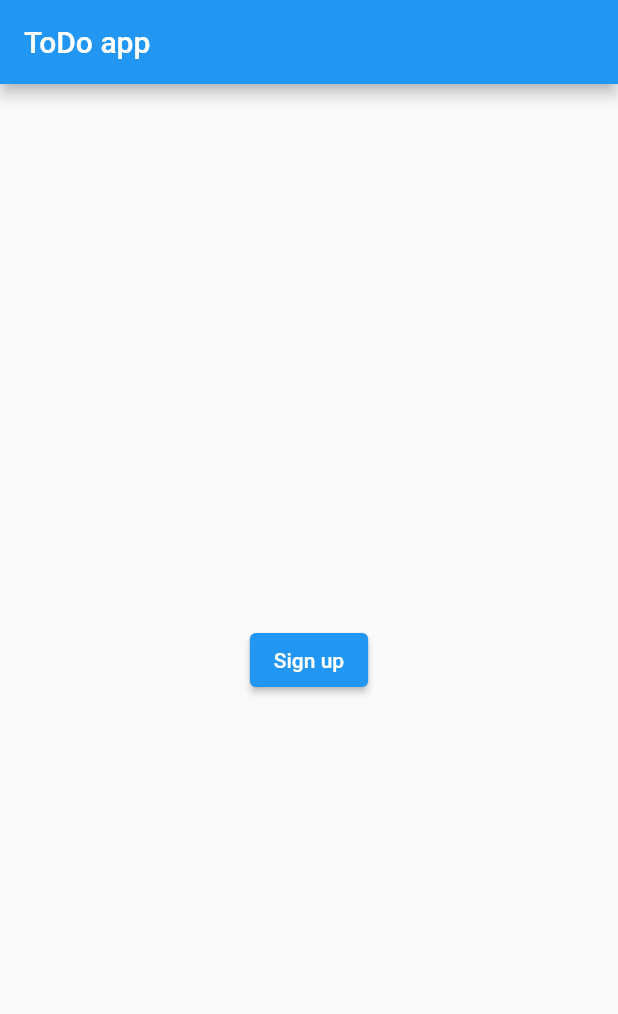
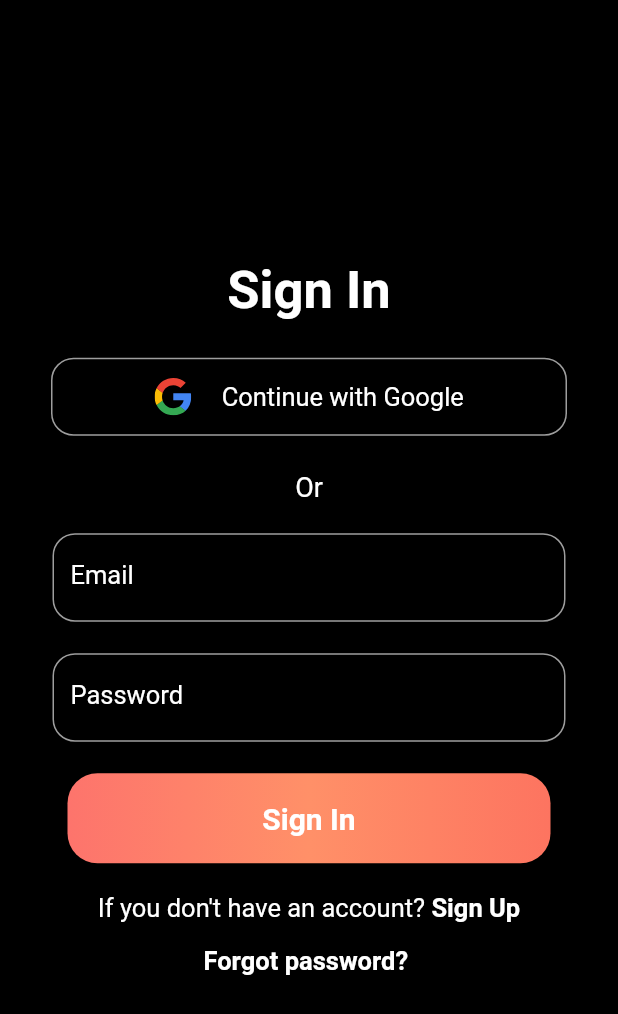
Before and after one commit to cherryy102/flutter-todo-app, a Flutter app: the screen it shows after launch, on a phone screen of 412 x 824 dp. Shown: the top 1014 px of the screen. Run offline on Flutter 3.47's test engine with Material 2 defaults, Android fonts, the phone set to English and light mode, and no system bars; our stand-ins replace firebase_auth, firebase_core, flutter_svg, google_sign_in; accounts and stored records are empty.

Commit message:
add sign in and sign out page

```diff
--- a/lib/main.dart
+++ b/lib/main.dart
@@ -1,6 +1,7 @@
 import 'package:firebase_core/firebase_core.dart';
 import 'package:flutter/material.dart';
-import 'package:firebase_auth/firebase_auth.dart' as firebase_auth;
+import 'package:todo_app/pages/SignInPage.dart';
+import 'package:todo_app/pages/SignUpPage.dart';
 
 void main() async {
   WidgetsFlutterBinding.ensureInitialized();
@@ -16,33 +17,10 @@ class MyApp extends StatefulWidget {
 }
 
 class _MyAppState extends State<MyApp> {
-  firebase_auth.FirebaseAuth firebaseAuth = firebase_auth.FirebaseAuth.instance;
-
-  void signUp() async {
-    try {
-      await firebaseAuth.createUserWithEmailAndPassword(
-          email: '', password: '');
-    } catch (e) {
-      print(e);
-    }
-  }
-
   @override
   Widget build(BuildContext context) {
-    return MaterialApp(
-      home: Scaffold(
-        appBar: AppBar(
-          title: const Text('ToDo app'),
-        ),
-        body: Center(
-          child: ElevatedButton(
-            onPressed: () {
-              signUp();
-            },
-            child: const Text('Sign up'),
-          ),
-        ),
-      ),
+    return const MaterialApp(
+      home: SignInPage(),
     );
   }
 }
--- /dev/null
+++ b/lib/pages/SignInPage.dart
@@ -0,0 +1,210 @@
+import 'package:flutter/material.dart';
+import 'package:flutter_svg/flutter_svg.dart';
+import 'package:todo_app/pages/HomePage.dart';
+import 'package:todo_app/pages/SignUpPage.dart';
+import 'package:firebase_auth/firebase_auth.dart' as firebase_auth;
+
+class SignInPage extends StatefulWidget {
+  const SignInPage({super.key});
+
+  @override
+  State<SignInPage> createState() => _SignInPageState();
+}
+
+class _SignInPageState extends State<SignInPage> {
+  firebase_auth.FirebaseAuth firebaseAuth = firebase_auth.FirebaseAuth.instance;
+  TextEditingController _emailController = TextEditingController();
+  TextEditingController _passwordController = TextEditingController();
+  bool loading = false;
+
+  @override
+  Widget build(BuildContext context) {
+    return Scaffold(
+      body: SingleChildScrollView(
+        child: Container(
+          height: MediaQuery.of(context).size.height,
+          width: MediaQuery.of(context).size.height,
+          color: Colors.black,
+          child: Column(
+            mainAxisAlignment: MainAxisAlignment.center,
+            children: [
+              const Text(
+                "Sign In",
+                style: TextStyle(
+                  fontSize: 35,
+                  color: Colors.white,
+                  fontWeight: FontWeight.bold,
+                ),
+              ),
+              const SizedBox(
+                height: 20,
+              ),
+              Container(
+                width: MediaQuery.of(context).size.width - 60,
+                height: 60,
+                child: Card(
+                  elevation: 8,
+                  color: Colors.black,
+                  shape: RoundedRectangleBorder(
+                      borderRadius: BorderRadius.circular(15),
+                      side: const BorderSide(width: 1, color: Colors.grey)),
+                  child: Row(
+                    mainAxisAlignment: MainAxisAlignment.center,
+                    children: [
+                      SvgPicture.asset(
+                        'assets/google.svg',
+                        height: 25,
+                        width: 25,
+                      ),
+                      const SizedBox(
+                        width: 20,
+                      ),
+                      const Text(
+                        'Continue with Google',
+                        style: TextStyle(color: Colors.white, fontSize: 17),
+                      ),
+                    ],
+                  ),
+                ),
+              ),
+              const SizedBox(
+                height: 20,
+              ),
+              const Text(
+                'Or',
+                style: TextStyle(fontSize: 18, color: Colors.white),
+              ),
+              const SizedBox(
+                height: 20,
+              ),
+              textItem('Email', _emailController, false),
+              const SizedBox(
+                height: 20,
+              ),
+              textItem('Password', _passwordController, true),
+              const SizedBox(
+                height: 20,
+              ),
+              colorButton(),
+              const SizedBox(
+                height: 20,
+              ),
+              Row(
+                mainAxisAlignment: MainAxisAlignment.center,
+                children: [
+                  const Text(
+                    "If you don't have an account? ",
+                    style: TextStyle(fontSize: 17, color: Colors.white),
+                  ),
+                  InkWell(
+                    onTap: () {
+                      Navigator.pushAndRemoveUntil(
+                          context,
+                          MaterialPageRoute(
+                              builder: (builder) => const SignUpPage()),
+                          (route) => false);
+                    },
+                    child: const Text(
+                      'Sign Up',
+                      style: TextStyle(
+                          fontSize: 17,
+                          color: Colors.white,
+                          fontWeight: FontWeight.bold),
+                    ),
+                  )
+                ],
+              ),
+              const SizedBox(
+                height: 15,
+              ),
+              const Text(
+                "Forgot password? ",
+                style: TextStyle(
+                    fontSize: 17,
+                    color: Colors.white,
+                    fontWeight: FontWeight.bold),
+              ),
+            ],
+          ),
+        ),
+      ),
+    );
+  }
+
+  Widget colorButton() {
+    return InkWell(
+      onTap: () async {
+        try {
+          setState(() {
+            loading = true;
+          });
+          firebase_auth.UserCredential userCredential =
+              await firebaseAuth.signInWithEmailAndPassword(
+                  email: _emailController.text,
+                  password: _passwordController.text);
+          print(userCredential);
+          if (!mounted) return;
+          Navigator.pushAndRemoveUntil(
+            context,
+            MaterialPageRoute(builder: (builder) => const HomePage()),
+            (route) => false,
+          );
+          setState(() {
+            loading = false;
+          });
+        } catch (e) {
+          final snackBar = SnackBar(content: Text(e.toString()));
+          ScaffoldMessenger.of(context).showSnackBar(snackBar);
+          setState(() {
+            loading = false;
+          });
+        }
+      },
+      child: Container(
+        width: MediaQuery.of(context).size.width - 90,
+        height: 60,
+        decoration: BoxDecoration(
+            borderRadius: BorderRadius.circular(20),
+            gradient: const LinearGradient(colors: [
+              Color(0xfffd746c),
+              Color(0xffff9068),
+              Color(0xfffd7460)
+            ])),
+        child: Center(
+          child: loading
+              ? const CircularProgressIndicator()
+              : const Text(
+                  'Sign In',
+                  style: TextStyle(
+                      color: Colors.white,
+                      fontSize: 20,
+                      fontWeight: FontWeight.bold),
+                ),
+        ),
+      ),
+    );
+  }
+
+  Widget textItem(
+      String labelText, TextEditingController controller, bool obscureText) {
+    return Container(
+      width: MediaQuery.of(context).size.width - 70,
+      height: 60,
+      child: TextFormField(
+        controller: controller,
+        obscureText: obscureText,
+        style: const TextStyle(color: Colors.white),
+        decoration: InputDecoration(
+          labelText: labelText,
+          labelStyle: const TextStyle(fontSize: 17, color: Colors.white),
+          focusedBorder: OutlineInputBorder(
+              borderRadius: BorderRadius.circular(15),
+              borderSide: const BorderSide(width: 1.5, color: Colors.amber)),
+          enabledBorder: OutlineInputBorder(
+              borderRadius: BorderRadius.circular(15),
+              borderSide: const BorderSide(width: 1, color: Colors.grey)),
+        ),
+      ),
+    );
+  }
+}
```
Also changed, not shown: lib/pages/HomePage.dart (added, +15 -0 lines), lib/pages/SignUpPage.dart (added, +206 -0 lines), lib/service/Auth_Service.dart (added, +48 -0 lines), pubspec.yaml (+4 -3 lines), assets/google.svg (added), pubspec.lock.
